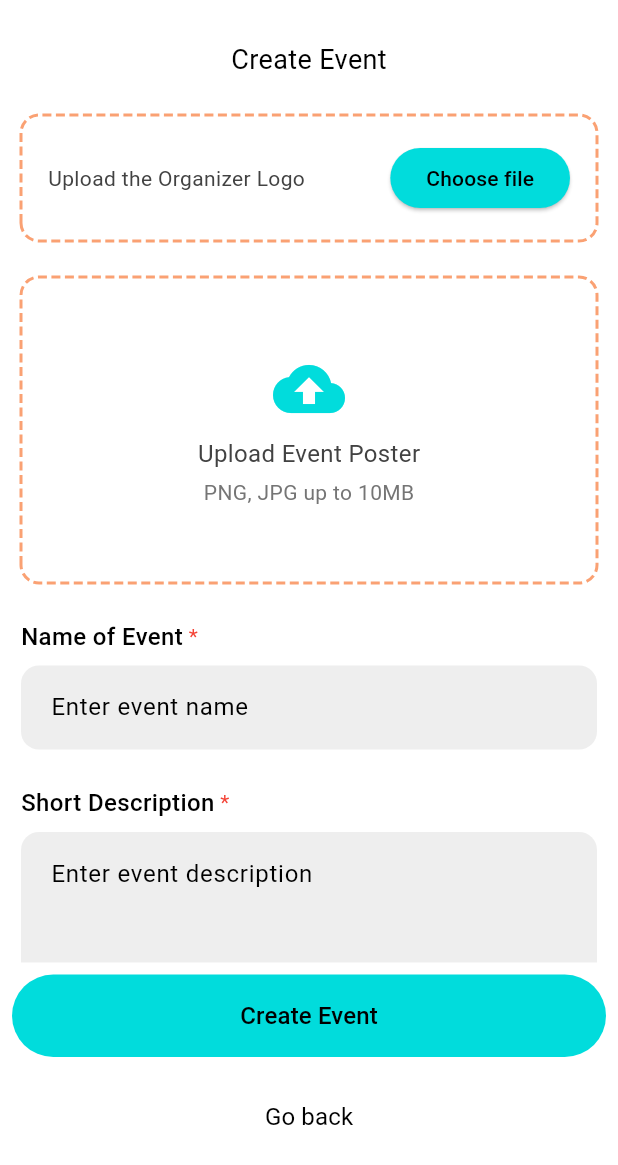
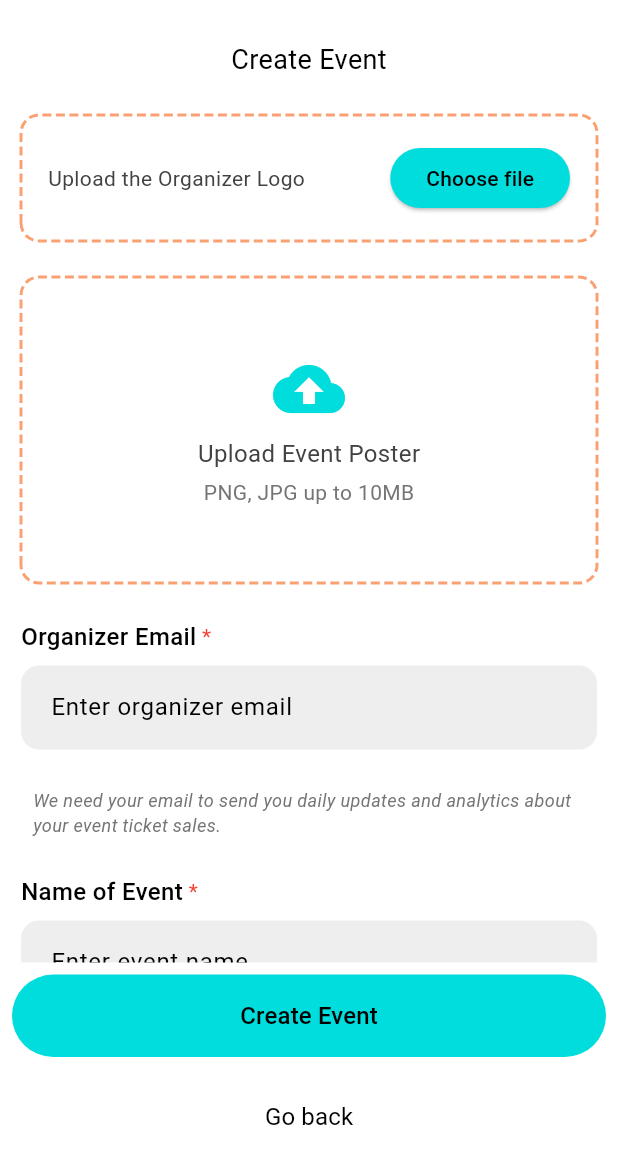
Before and after one commit to ChelsyMutua/Beba_mobile, a Flutter app: the CreateEventForm screen opened by its route, on a phone screen of 412 x 824 dp, the part 71-1236 px from its top. Run offline on Flutter 3.47's test engine with Material 3 defaults, Android fonts, the phone set to English and light mode, and no system bars; drawn by our look-alikes of dotted_border; our stand-ins replace flutter_dotenv, flutter_typeahead, google_maps_flutter, google_places_flutter, image_picker, pie_chart; missing offline and left inert: bottom_picker, flutter_google_maps_webservices, qr_code_scanner, wheel_slider; accounts and stored records are empty.

Commit message:
Add the organizer email field

```diff
--- a/lib/models/event.dart
+++ b/lib/models/event.dart
@@ -19,6 +19,7 @@ class Event {
   final String? slug;
   final String? posterPublicId;
   final String? organizerPublicId;
+  final String? organizerEmail;
   final DateTime createdAt;
   final DateTime updatedAt;
 
@@ -43,6 +44,7 @@ class Event {
     this.slug,
     this.posterPublicId,
     this.organizerPublicId,
+    this.organizerEmail,
     required this.createdAt,
     required this.updatedAt,
   });
@@ -73,6 +75,7 @@ class Event {
       slug: json['slug'] as String?,
       posterPublicId: json['poster_public_id'] as String?,
       organizerPublicId: json['organizer_public_id'] as String?,
+      organizerEmail: json['organizer_email'] as String?,
       createdAt: DateTime.parse(json['createdAt']),
       updatedAt: DateTime.parse(json['updatedAt']),
     );
@@ -100,6 +103,7 @@ class Event {
       'slug': slug,
       'poster_public_id': posterPublicId,
       'organizer_public_id': organizerPublicId,
+      'organizer_email': organizerEmail,
       'createdAt': createdAt.toIso8601String(),
       'updatedAt': updatedAt.toIso8601String(),
     };
--- a/lib/screens/form/form.dart
+++ b/lib/screens/form/form.dart
@@ -24,6 +24,7 @@ class FormInputField extends StatelessWidget {
   final TextEditingController controller;
   final int? maxLines;
   final TextInputType? keyboardType;
+  final String? Function(String?)? validator;
 
   const FormInputField({
     Key? key,
@@ -33,6 +34,7 @@ class FormInputField extends StatelessWidget {
     this.isRequired = true,
     this.maxLines = 1,
     this.keyboardType,
+    this.validator,
   }) : super(key: key);
 
   @override
@@ -177,6 +179,7 @@ class CreateEventFormState extends State<CreateEventForm> {
   final _eventNameController = TextEditingController();
   final _descriptionController = TextEditingController();
   final _locationController = TextEditingController();
+  final _organizerEmailController = TextEditingController();
   DateTime? _startDate;
   DateTime? _endDate;
   TimeOfDay? _startTime;
@@ -425,7 +428,8 @@ if (_organizerLogoFile != null) {
       // Use the venue name from the selected location data, or fallback to the controller's text.
       "location": _locationController.text,
       "organizer_logo_url": organizerLogoUrl,
-      "organizer_public_id": organizerPublicId
+      "organizer_public_id": organizerPublicId,
+      "organizer_email": _organizerEmailController.text
     };
 
     print("_selectedLocationData: $_selectedLocationData");
@@ -843,7 +847,44 @@ Future<Map<String, String>?> uploadImageToCloudinary(File imageFile) async {
                     ),
                   ),
 
+                 const SizedBox(height: 24),
+
+                    // Organizer Email
+                    FormInputField(
+                      title: 'Organizer Email',
+                      hintText: 'Enter organizer email',
+                      controller: _organizerEmailController,
+                      validator: (value) {
+                        if (value == null || value.isEmpty) {
+                          return 'Email is required';
+                        }
+
+                        // Email validation regex pattern
+                        final emailRegex = RegExp(r'^[\w-\.]+@([\w-]+\.)+[\w-]{2,4}$');
+                        if (!emailRegex.hasMatch(value)) {
+                          return 'Please enter a valid email address';
+                        }
+
+                        return null;
+                      },
+                      isRequired: true,
+                    ),
+
+                    // Descriptive text below email field
+                    Padding(
+                      padding: const EdgeInsets.only(top: 1, left: 8),
+                      child: Text(
+                        'We need your email to send you daily updates and analytics about your event ticket sales.',
+                        style: TextStyle(
+                          fontSize: 12,
+                          color: Colors.grey[600],
+                          fontStyle: FontStyle.italic,
+                        ),
+                      ),
+                    ),
+
                   const SizedBox(height: 24),
+
 
                   // Event Name
                   FormInputField(
@@ -1246,6 +1287,11 @@ class _FormInputFieldLocationState extends State<FormInputFieldLocation> {
             if (widget.onPlaceSelected != null) {
               widget.onPlaceSelected!(locationData);
             }
+
+             FocusScope.of(context).unfocus();
+
+            // 5. Force a rebuild if needed
+            setState(() {});
           },
         ),
       ],
```
